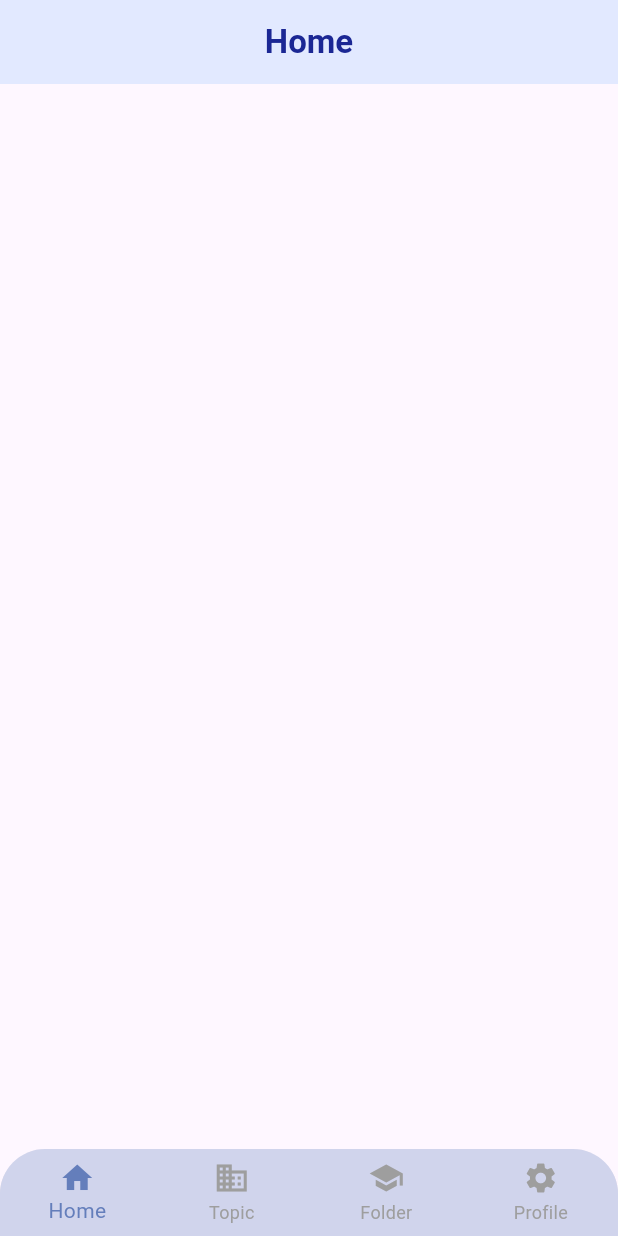
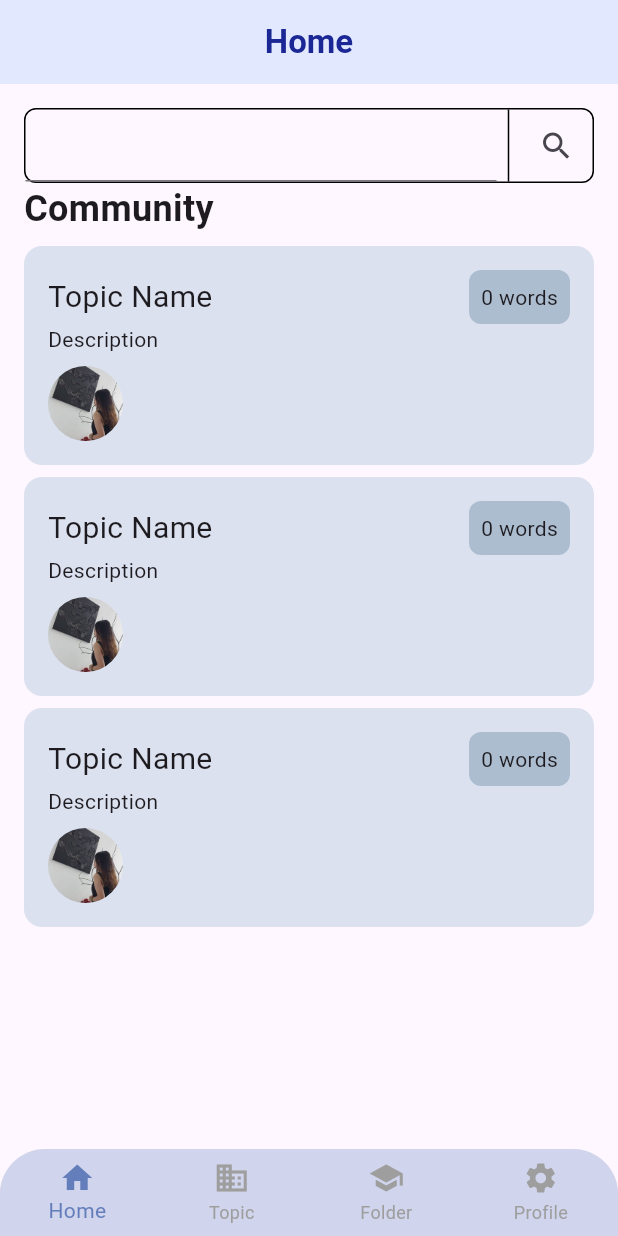
Before and after one commit to htthienhuong/untitled1, a Flutter app: the screen it shows after launch, on a phone screen of 412 x 824 dp. Run offline on Flutter 3.47's test engine with Material 3 defaults, Android fonts, the phone set to English and light mode, and no system bars; our stand-ins replace google_fonts; network calls fail.

Commit message:
add home UI

```diff
--- a/lib/home_page/home_page.dart
+++ b/lib/home_page/home_page.dart
@@ -1,4 +1,7 @@
+import 'package:flutter/cupertino.dart';
 import 'package:flutter/material.dart';
+import 'package:flutter/widgets.dart';
+import 'package:google_fonts/google_fonts.dart';
 
 class HomePage extends StatefulWidget {
   const HomePage({super.key});
@@ -12,7 +15,7 @@ class _HomePageState extends State<HomePage> {
   Widget build(BuildContext context) {
     return Scaffold(
       appBar: AppBar(
-        backgroundColor: Color(0xffe2e9ff),
+        backgroundColor: const Color(0xffe2e9ff),
         title: const Text(
           'Home',
           style:
@@ -20,6 +23,113 @@ class _HomePageState extends State<HomePage> {
         ),
         centerTitle: true,
       ),
+      body: Padding(
+        padding: const EdgeInsets.all(16.0),
+        child: Column(
+          crossAxisAlignment: CrossAxisAlignment.start,
+          children: [
+            Container(
+              height: 50,
+              decoration: BoxDecoration(
+                  borderRadius: BorderRadius.circular(8),
+                  border: Border.all(color: Colors.black)),
+              child: Row(
+                children: [
+                  const Expanded(child: TextField()),
+                  const VerticalDivider(
+                    color: Colors.black,
+                  ),
+                  IconButton(onPressed: () {}, icon: const Icon(Icons.search))
+                ],
+              ),
+            ),
+            const Text(
+              'Community',
+              style: TextStyle(fontSize: 24, fontWeight: FontWeight.w600),
+            ),
+            Expanded(
+              child: ListView.builder(
+                itemCount: 3,
+                itemBuilder: (context, index) {
+                  return Container(
+                    margin: const EdgeInsets.only(top: 8),
+                    padding: const EdgeInsets.all(16),
+                    decoration: BoxDecoration(
+                      color: const Color(0xffdce1ef),
+                      borderRadius: BorderRadius.circular(12),
+                    ),
+                    child: Column(
+                      crossAxisAlignment: CrossAxisAlignment.start,
+                      children: [
+                        Row(
+                          mainAxisAlignment: MainAxisAlignment.spaceBetween,
+                          children: [
+                            const Text(
+                              'Topic Name',
+                              style: TextStyle(fontSize: 20),
+                            ),
+                            Container(
+                              padding: const EdgeInsets.all(8),
+                              decoration: BoxDecoration(
+                                  color: const Color(0xffacbdd0),
+                                  borderRadius: BorderRadius.circular(8)),
+                              child: const Text('0 words'),
+                            ),
+                          ],
+                        ),
+                        const Text('Description'),
+                        const SizedBox(
+                          height: 8,
+                        ),
+                        Row(
+                          mainAxisAlignment: MainAxisAlignment.start,
+                          children: [
+                            SizedBox(
+                              height: 50,
+                              width: 50,
+                              child: ClipRRect(
+                                borderRadius: BorderRadius.circular(50),
+                                child: FadeInImage(
+                                  placeholder:
+                                      AssetImage('assets/images/htth_avt.png'),
+                                  image: NetworkImage('xxx'),
+                                  imageErrorBuilder: (context, error,
+                                          stackTrace) =>
+                                      Image.asset('assets/images/htth_avt.png'),
+                                ),
+                              ),
+                            )
+                          ],
+                        )
+                      ],
+                    ),
+                  );
+                },
+              ),
+            )
+          ],
+        ),
+      ),
     );
   }
+
+  final List<String> myCoolStrings = [
+    'Item 1',
+    'Item 2',
+    'Item 3',
+    'Item 4',
+    'Some other item'
+  ];
+  final List<String> _results = []; // Empty at start
+
+  void _handleSearch(String input) {
+    _results.clear();
+    for (var str in myCoolStrings) {
+      if (str.toLowerCase().contains(input.toLowerCase())) {
+        setState(() {
+          _results.add(str);
+        });
+      }
+    }
+  }
 }
--- a/pubspec.yaml
+++ b/pubspec.yaml
@@ -35,6 +35,7 @@ dependencies:
   # The following adds the Cupertino Icons font to your application.
   # Use with the CupertinoIcons class for iOS style icons.
   cupertino_icons: ^1.0.2
+  google_fonts: ^6.2.1
 
 dev_dependencies:
   flutter_test:
@@ -57,6 +58,8 @@ flutter:
   # included with your application, so that you can use the icons in
   # the material Icons class.
   uses-material-design: true
+  assets:
+    - assets/images/
 
   # To add assets to your application, add an assets section, like this:
   # assets:
```
Also changed, not shown: assets/images/htth_avt.png (added), pubspec.lock, 1 other file.
